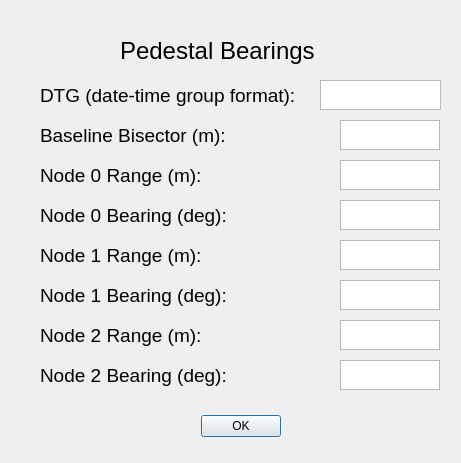
The window that src/bearingsdialog.ui (nextrad/cnc_controller) describes before a commit, drawn with Qt 5.
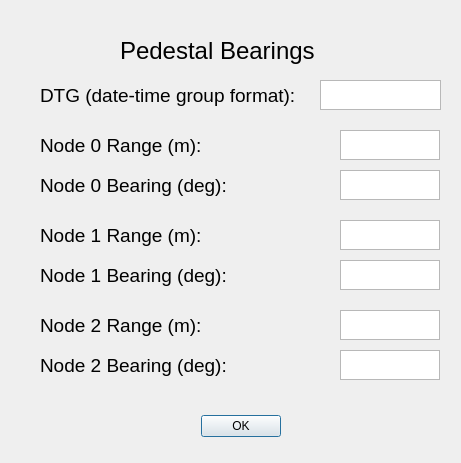
The same window after the commit.

Commit message: Removed bearings baseline from CnC

```diff
--- a/src/bearingsdialog.ui
+++ b/src/bearingsdialog.ui
@@ -75,39 +75,11 @@
     </rect>
    </property>
   </widget>
-  <widget class="QLabel" name="baseline_bisector_label">
-   <property name="geometry">
-    <rect>
-     <x>40</x>
-     <y>120</y>
-     <width>191</width>
-     <height>31</height>
-    </rect>
-   </property>
-   <property name="font">
-    <font>
-     <pointsize>14</pointsize>
-    </font>
-   </property>
-   <property name="text">
-    <string>Baseline Bisector (m):</string>
-   </property>
-  </widget>
-  <widget class="QTextEdit" name="baseline_bisector_Edit">
-   <property name="geometry">
-    <rect>
-     <x>340</x>
-     <y>120</y>
-     <width>100</width>
-     <height>30</height>
-    </rect>
-   </property>
-  </widget>
   <widget class="QLabel" name="node0_range_label">
    <property name="geometry">
     <rect>
      <x>40</x>
-     <y>160</y>
+     <y>130</y>
      <width>191</width>
      <height>31</height>
     </rect>
@@ -125,7 +97,7 @@
    <property name="geometry">
     <rect>
      <x>340</x>
-     <y>160</y>
+     <y>130</y>
      <width>100</width>
      <height>30</height>
     </rect>
@@ -135,7 +107,7 @@
    <property name="geometry">
     <rect>
      <x>40</x>
-     <y>200</y>
+     <y>170</y>
      <width>201</width>
      <height>31</height>
     </rect>
@@ -153,7 +125,7 @@
    <property name="geometry">
     <rect>
      <x>340</x>
-     <y>200</y>
+     <y>170</y>
      <width>100</width>
      <height>30</height>
     </rect>
@@ -163,7 +135,7 @@
    <property name="geometry">
     <rect>
      <x>40</x>
-     <y>280</y>
+     <y>260</y>
      <width>201</width>
      <height>31</height>
     </rect>
@@ -181,7 +153,7 @@
    <property name="geometry">
     <rect>
      <x>40</x>
-     <y>240</y>
+     <y>220</y>
      <width>191</width>
      <height>31</height>
     </rect>
@@ -199,7 +171,7 @@
    <property name="geometry">
     <rect>
      <x>340</x>
-     <y>280</y>
+     <y>260</y>
      <width>100</width>
      <height>30</height>
     </rect>
@@ -209,7 +181,7 @@
    <property name="geometry">
     <rect>
      <x>340</x>
-     <y>240</y>
+     <y>220</y>
      <width>100</width>
      <height>30</height>
     </rect>
@@ -219,7 +191,7 @@
    <property name="geometry">
     <rect>
      <x>340</x>
-     <y>320</y>
+     <y>310</y>
      <width>100</width>
      <height>30</height>
     </rect>
@@ -229,7 +201,7 @@
    <property name="geometry">
     <rect>
      <x>40</x>
-     <y>360</y>
+     <y>350</y>
      <width>201</width>
      <height>31</height>
     </rect>
@@ -247,7 +219,7 @@
    <property name="geometry">
     <rect>
      <x>40</x>
-     <y>320</y>
+     <y>310</y>
      <width>191</width>
      <height>31</height>
     </rect>
@@ -265,7 +237,7 @@
    <property name="geometry">
     <rect>
      <x>340</x>
-     <y>360</y>
+     <y>350</y>
      <width>100</width>
      <height>30</height>
     </rect>
```
The commit also changes 10 other files.
